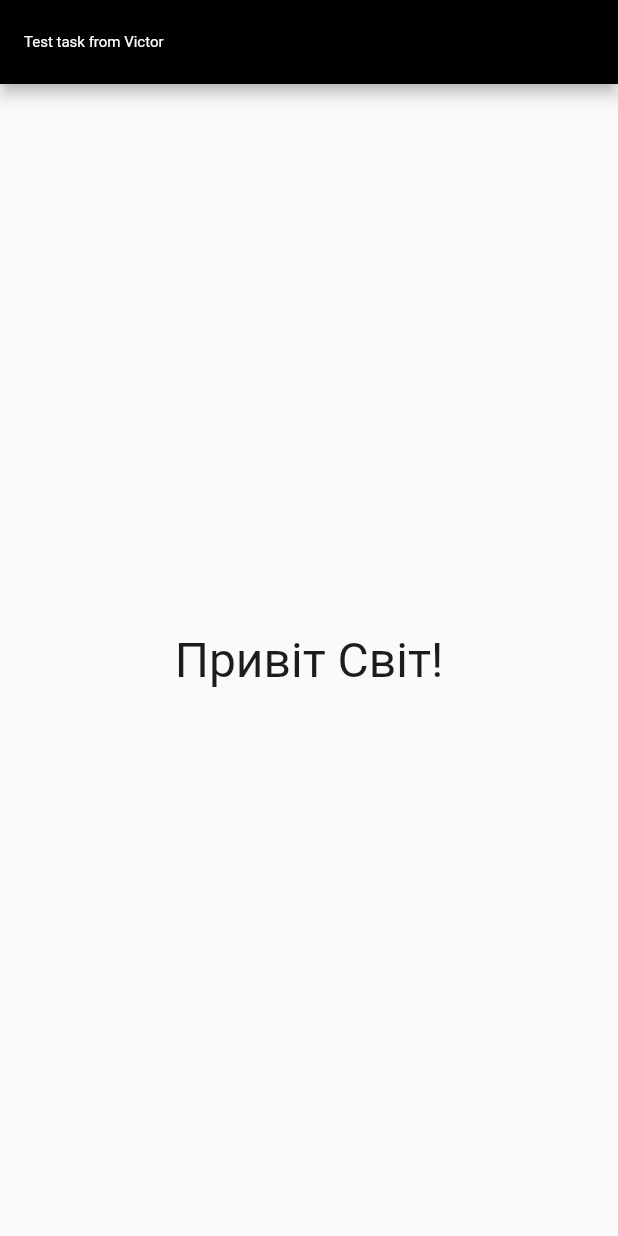
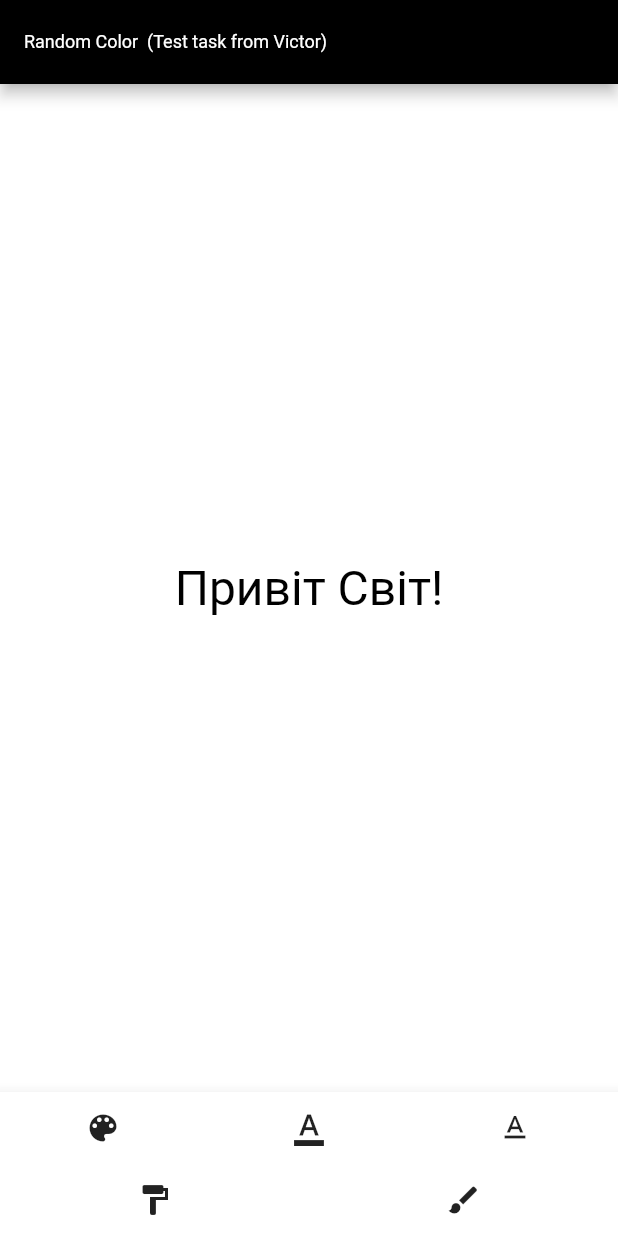
Before and after one commit to AndriyLutsenko/RandomColor2, a Flutter app: the screen it shows after launch, on a phone screen of 412 x 824 dp. Run offline on Flutter 3.47's test engine with Material 2 defaults, Android fonts, the light colour scheme and no system bars.

Commit message:
Revert "Revert "5 bittons""
This reverts commit 1d5925c54b434ee03cad79111b7bf860a927b0ea.

```diff
--- a/lib/home_screen.dart
+++ b/lib/home_screen.dart
@@ -2,53 +2,37 @@ import 'package:flutter/material.dart';
 import 'dart:math';
 
 class HomeScreen extends StatefulWidget {
-  const HomeScreen({super.key});
+  const HomeScreen({Key? key}) : super(key: key);
   @override
   State<HomeScreen> createState() => HomeScreenState();
 }
 
 class HomeScreenState extends State<HomeScreen> {
   Color? pageColor;
-  // Color? textColor;
+  Color? textColor;
   bool isTapText = false;
-  // @override
-  // void initState() {
-  //   super.initState();
-  //   pageColor = const Color.fromARGB(255, 255, 255, 255);
-  //   textColor = const Color.fromARGB(255, 0, 0, 0);
-  // }
 
-  // int randomNumber(int num) {
-  //   var random = Random();
-  //   int randomNumber = random.nextInt(num);
-  //   // print(randomNumber);
-  //   return randomNumber;
-  // }
+  @override
+  void initState() {
+    super.initState();
+    pageColor = const Color.fromARGB(255, 255, 255, 255);
+    textColor = const Color.fromARGB(255, 0, 0, 0);
+  }
 
   void randomPageColor() {
     setState(() {
       isTapText = false;
-      pageColor = Color.fromARGB(
-          // 255, randomNumber(256), randomNumber(256), randomNumber(256));
-          255,
-          Random().nextInt(256),
-          Random().nextInt(256),
-          Random().nextInt(256));
+      pageColor = Color.fromARGB(255, Random().nextInt(256),
+          Random().nextInt(256), Random().nextInt(256));
     });
   }
 
-  Color randomTextColor() {
-    Color? textColor;
+  void randomTextColor() {
     setState(() {
-      textColor = Color.fromARGB(
-          //  255, randomNumber(256), randomNumber(256), randomNumber(256));
-          255,
-          // pageColor?.red ?? 20 * 2,
-          Random().nextInt(256),
-          Random().nextInt(256),
-          Random().nextInt(256));
+      isTapText = false;
+      textColor = Color.fromARGB(255, Random().nextInt(256),
+          Random().nextInt(256), Random().nextInt(256));
     });
-    return textColor!;
   }
 
   List<TextSpan> differentColorsLetters(String word) {
@@ -56,7 +40,11 @@ class HomeScreenState extends State<HomeScreen> {
     for (var i = 0; i < word.length; i++) {
       TextSpan oneTextSpan = TextSpan(
           text: word[i],
-          style: TextStyle(color: randomTextColor(), fontSize: 32));
+          style: TextStyle(
+            color: Color.fromARGB(255, Random().nextInt(256),
+                Random().nextInt(256), Random().nextInt(256)),
+            fontSize: 32,
+          ));
       returnList.add(oneTextSpan);
     }
     return returnList;
@@ -64,54 +52,91 @@ class HomeScreenState extends State<HomeScreen> {
 
   @override
   Widget build(BuildContext context) {
-    return GestureDetector(
-      onTap: () {
-        randomPageColor();
-        // randomTextColor();
-      },
-      child: Scaffold(
+    return Scaffold(
       appBar: AppBar(
         title: const Text(
-              'Test task from Victor',
+          'Random Color  (Test task from Victor)',
         ),
-            titleTextStyle: TextStyle(color: pageColor, fontSize: 10),
+        titleTextStyle: TextStyle(color: pageColor, fontSize: 12),
         backgroundColor: Colors.black,
       ),
       backgroundColor: pageColor,
-          body: /* Column(
+      body: Center(
+        child: isTapText
+            ? RichText(
+                textDirection: TextDirection.ltr,
+                text: TextSpan(
+                  children: differentColorsLetters('Привіт Світ!'),
+                ))
+            : Text(
+                'Привіт Світ!',
+                style: TextStyle(color: textColor, fontSize: 32),
+              ),
+      ),
+      bottomNavigationBar: BottomAppBar(
+        child: Column(
+          mainAxisSize: MainAxisSize.min,
           children: [
-            // InkWell(
-            GestureDetector(
-              onTap: () => print('PRESS !!!'),
-              child: Row(
-                mainAxisAlignment: MainAxisAlignment.spaceBetween,
-                children: [Text('One'), Text('Two')],
+            Row(
+              mainAxisAlignment: MainAxisAlignment.spaceAround,
+              children: <Widget>[
+                IconButton(
+                  icon: const Icon(Icons.color_lens),
+                  tooltip: 'Випадковий колір фону',
+                  onPressed: () {
+                    randomPageColor();
+                  },
                 ),
-            ),*/
-              GestureDetector(
-            onTap: () {
+                IconButton(
+                  icon: const Icon(Icons.format_color_text),
+                  tooltip: 'Випадковий колір тексту',
+                  onPressed: () {
+                    randomTextColor();
+                  },
+                ),
+                IconButton(
+                  icon: const Icon(Icons.text_format),
+                  tooltip: 'Випадковий колір символів окремо',
+                  onPressed: () {
                     setState(() {
                       isTapText = true;
                     });
                   },
-            child: Center(
-              child: isTapText
-                  ? RichText(
-                      textDirection: TextDirection.ltr,
-                      text: TextSpan(
-                        // text: "П",
-                        // style: TextStyle(color: randomTextColor(), fontSize: 32),
-                        children: differentColorsLetters('Привіт Світ!'),
-                      ))
-                  : Text(
-                      'Привіт Світ!',
-                      style: TextStyle(color: randomTextColor(), fontSize: 32),
+                ),
+              ],
+            ),
+            Row(
+              mainAxisAlignment: MainAxisAlignment.spaceAround,
+              children: <Widget>[
+                IconButton(
+                  icon: const Icon(Icons.format_paint),
+                  tooltip: 'Випадковий колір тексту і фону',
+                  onPressed: () {
+                    setState(() {
+                      pageColor = Color.fromARGB(255, Random().nextInt(256),
+                          Random().nextInt(256), Random().nextInt(256));
+                      textColor = Color.fromARGB(255, Random().nextInt(256),
+                          Random().nextInt(256), Random().nextInt(256));
+                      isTapText = false;
+                    });
+                  },
+                ),
+                IconButton(
+                  icon: const Icon(Icons.brush),
+                  tooltip: 'Випадковий колір фону і кожної букви',
+                  onPressed: () {
+                    setState(() {
+                      pageColor = Color.fromARGB(255, Random().nextInt(256),
+                          Random().nextInt(256), Random().nextInt(256));
+                      isTapText = true;
+                    });
+                  },
+                ),
+              ],
+            ),
+          ],
         ),
       ),
-          )
-          // ],
-          ),
-      //   ),
     );
   }
 }
--- a/lib/main.dart
+++ b/lib/main.dart
@@ -6,7 +6,7 @@ void main() {
 }
 
 class MyApp extends StatelessWidget {
-  const MyApp({super.key});
+  const MyApp({Key? key}) : super(key: key);
 
   @override
   Widget build(BuildContext context) {
```
Lines whose indentation alone changed are shown as unchanged.
